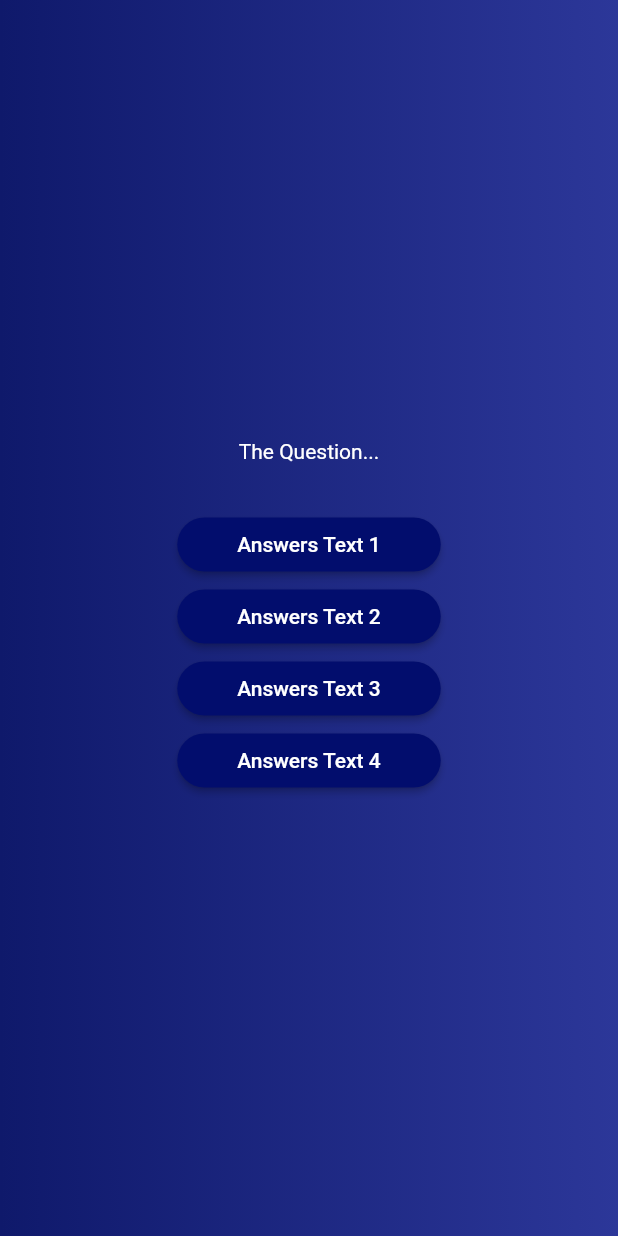
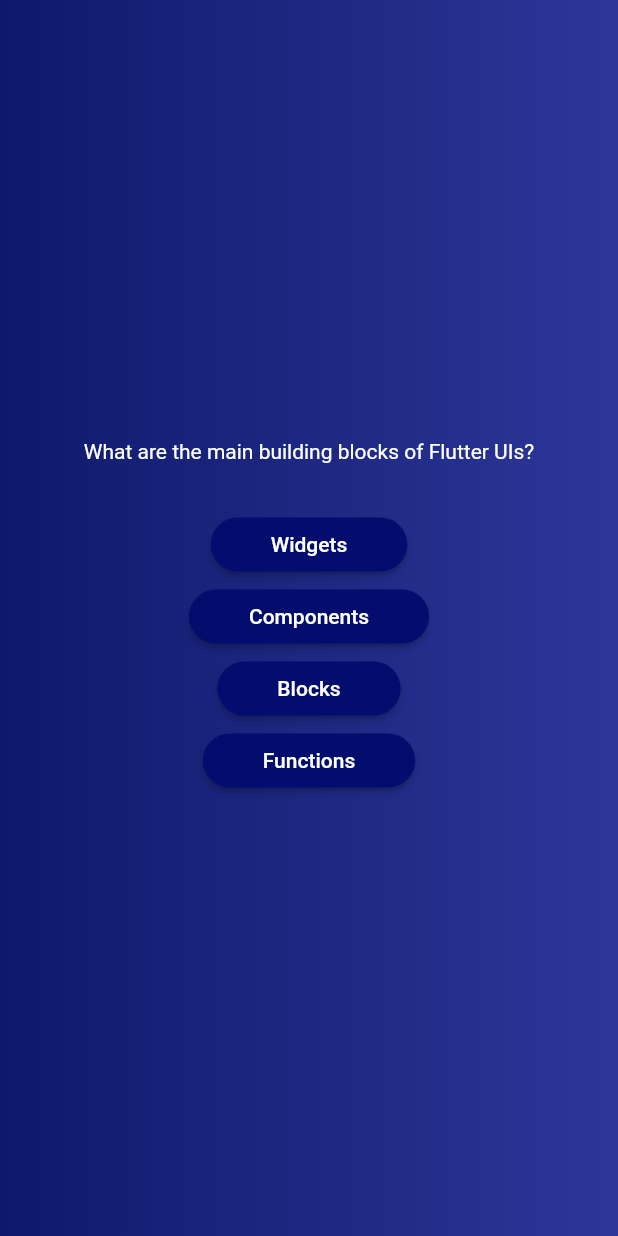
Before and after one commit to inalzaelani/quiz_app_flutter, a Flutter app: the screen it shows after launch, after a tap on "Start Quiz", on a phone screen of 412 x 824 dp. Run offline on Flutter 3.47's test engine with Material 2 defaults, Android fonts, the phone set to English and light mode, and no system bars.

Commit message:
[ADD] Accessing List Elements & Object Properties

```diff
--- a/lib/question_screen.dart
+++ b/lib/question_screen.dart
@@ -1,5 +1,6 @@
 import 'package:flutter/material.dart';
 import 'package:quiz_app/answer_button.dart';
+import 'package:quiz_app/data/question.dart';
 
 class QuestionScreen extends StatefulWidget {
   const QuestionScreen({super.key});
@@ -15,20 +16,23 @@ class _QuestionScreenState extends State<QuestionScreen> {
   @override
   Widget build(context) {
     // TODO: implement build
+
+    final currentQuestion = questions[0];
+
     return SizedBox(
       width: double.infinity,
       child: Column(
         mainAxisAlignment: MainAxisAlignment.center,
         children: [
-          const Text(
-            'The Question...',
-            style: TextStyle(color: Colors.white),
+          Text(
+            currentQuestion.text,
+            style: const TextStyle(color: Colors.white),
           ),
           const SizedBox(height: 30),
-          AnswerButton(answerText: 'Answers Text 1', onTap: (){}),
-          AnswerButton(answerText: 'Answers Text 2', onTap: (){}),
-          AnswerButton(answerText: 'Answers Text 3', onTap: (){}),
-          AnswerButton(answerText: 'Answers Text 4', onTap: (){}),
+          AnswerButton(answerText: currentQuestion.answers[0], onTap: () {}),
+          AnswerButton(answerText: currentQuestion.answers[1], onTap: () {}),
+          AnswerButton(answerText: currentQuestion.answers[2], onTap: () {}),
+          AnswerButton(answerText: currentQuestion.answers[3], onTap: () {}),
         ],
       ),
     );
```
